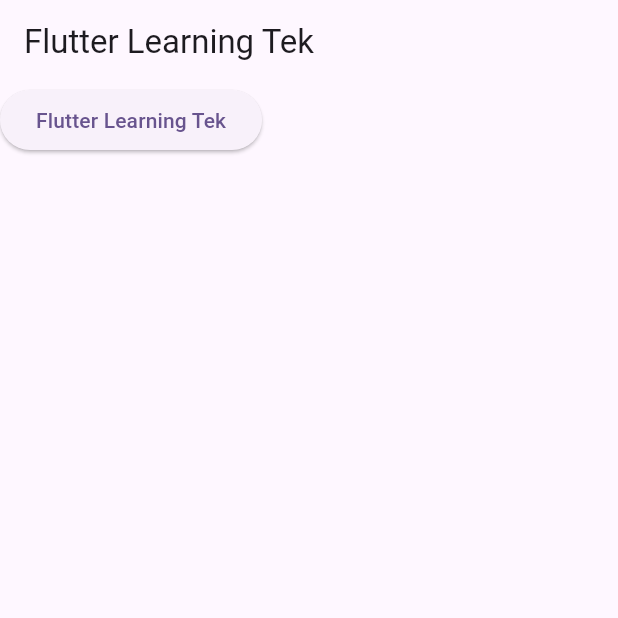
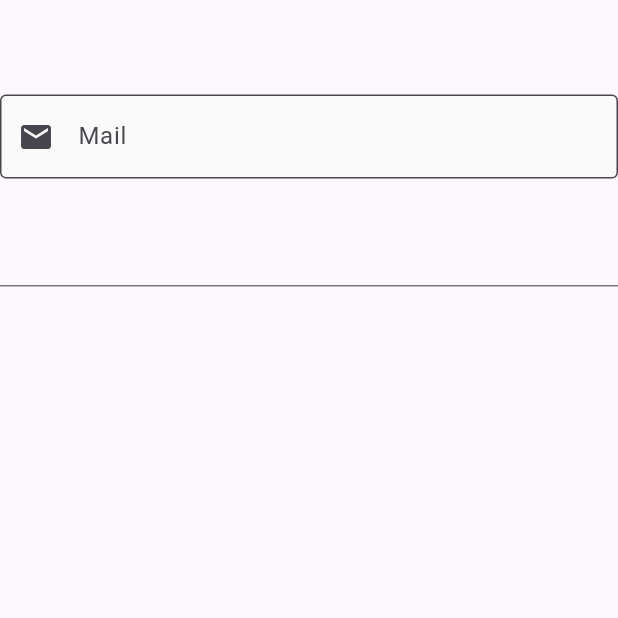
Before and after one commit to berkecibir/flutter_examples, a Flutter app: the screen it shows after launch, on a phone screen of 412 x 824 dp, the top half of it. Run offline on Flutter 3.47's test engine with Material 3 defaults, Android fonts, the phone set to English and light mode, and no system bars.

Commit message:
textfield tamam

```diff
--- a/lib/main.dart
+++ b/lib/main.dart
@@ -6,6 +6,7 @@ import 'package:flutter_application_1/indicator_learn.dart';
 import 'package:flutter_application_1/page_view_learn.dart';
 import 'package:flutter_application_1/stateful_learn.dart';
 import 'package:flutter_application_1/stateful_life_cycle.dart';
+import 'package:flutter_application_1/text_field_learn.dart';
 
 import 'column_row_learn.dart';
 import 'custom_widget_learn.dart';
@@ -35,9 +36,7 @@ class MyApp extends StatelessWidget {
         colorScheme: ColorScheme.fromSeed(seedColor: Colors.deepPurple),
         useMaterial3: true,
       ),
-      home: const StatefulLifeCycle(
-        message: 'Flutter Learning',
-      ),
+      home: const TextFieldLearn(),
     );
   }
 }
--- /dev/null
+++ b/lib/text_field_learn.dart
@@ -0,0 +1,72 @@
+import 'package:flutter/material.dart';
+import 'package:flutter/services.dart';
+
+class TextFieldLearn extends StatefulWidget {
+  const TextFieldLearn({super.key});
+
+  @override
+  State<TextFieldLearn> createState() => _TextFieldLearnState();
+}
+
+class _TextFieldLearnState extends State<TextFieldLearn> {
+  FocusNode focusNodeTextFieldOne = FocusNode();
+  FocusNode focusNodeTextFieldTwo = FocusNode();
+  final key = GlobalKey();
+  @override
+  Widget build(BuildContext context) {
+    return Scaffold(
+      appBar: AppBar(),
+      body: Padding(
+        padding: const EdgeInsets.only(top: 7),
+        child: Column(
+          children: [
+            TextField(
+                maxLength: 20,
+                buildCounter: (context,
+                    {int? currentLength, bool? isFocused, int? maxLength}) {
+                  return _animatedContainer(currentLength);
+                },
+                keyboardType: TextInputType.emailAddress,
+                focusNode: focusNodeTextFieldOne,
+                autofillHints: const [AutofillHints.email],
+                inputFormatters: [TextProjectInputFormatter()._formatter],
+                textInputAction: TextInputAction.next,
+                decoration: _inputDecarator().emailInput),
+            TextFormField(
+              focusNode: focusNodeTextFieldTwo,
+            ),
+          ],
+        ),
+      ),
+    );
+  }
+
+  AnimatedContainer _animatedContainer(int? currentLength) {
+    return AnimatedContainer(
+      color: Colors.green[100 * (currentLength ?? 0) ~/ 2],
+      height: 20,
+      width: 10.0 * (currentLength ?? 0),
+      duration: const Duration(seconds: 1),
+      key: GlobalKey(),
+    );
+  }
+}
+
+class TextProjectInputFormatter {
+  final _formatter = TextInputFormatter.withFunction((oldValue, newValue) {
+    if (newValue.text == 'a') {
+      return oldValue;
+    }
+    return oldValue;
+  });
+}
+
+class _inputDecarator {
+  final emailInput = InputDecoration(
+    prefixIcon: const Icon(Icons.mail),
+    border: const OutlineInputBorder(),
+    labelText: "Mail",
+    fillColor: Colors.grey[50],
+    filled: true,
+  );
+}
```
